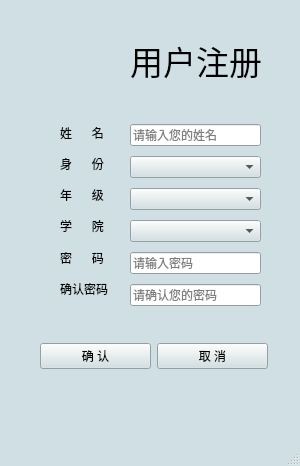
hzshang/xkSystem, file client/registerwindow.ui: the form before one commit.
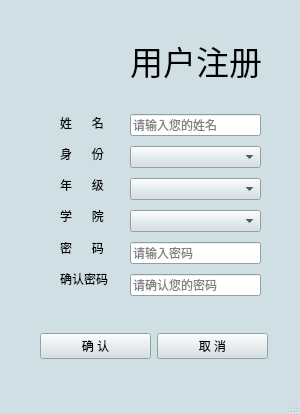
The form after the commit. Icons and pictures are not drawn.

```diff
--- a/client/registerwindow.ui
+++ b/client/registerwindow.ui
@@ -7,7 +7,7 @@
     <x>0</x>
     <y>0</y>
     <width>300</width>
-    <height>466</height>
+    <height>414</height>
    </rect>
   </property>
   <property name="palette">
@@ -470,7 +470,7 @@
     <property name="geometry">
      <rect>
       <x>60</x>
-      <y>120</y>
+      <y>110</y>
       <width>68</width>
       <height>181</height>
      </rect>
@@ -524,7 +524,7 @@
     <property name="geometry">
      <rect>
       <x>130</x>
-      <y>120</y>
+      <y>110</y>
       <width>131</width>
       <height>191</height>
      </rect>
@@ -579,7 +579,7 @@
     <property name="geometry">
      <rect>
       <x>40</x>
-      <y>340</y>
+      <y>330</y>
       <width>228</width>
       <height>32</height>
      </rect>
```
